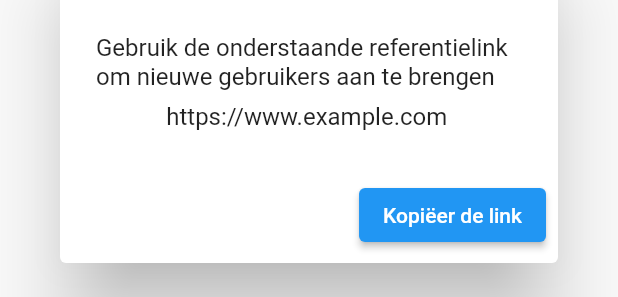
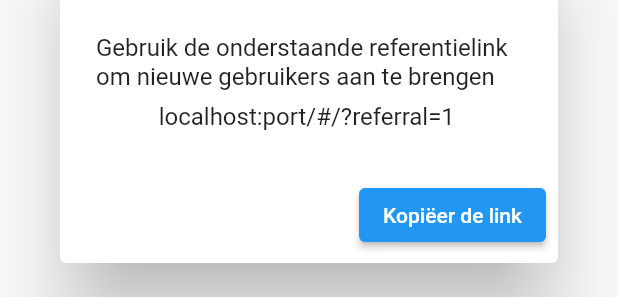
Before and after one commit to CZ-connect/CZ-Connect, a Flutter app: the ReferralLinkShareDialog widget shown alone on an empty page, opened directly, on a phone screen of 412 x 824 dp. Shown: the part 520-817 px from the top of the screen. Run offline on Flutter 3.47's test engine with Material 2 defaults, Android fonts, the phone set to English and light mode, and no system bars; our stand-ins replace email_validator, go_router; network calls fail.

```diff
--- a/cz_app/lib/widget/app/referral_per_user/views/menu.dart
+++ b/cz_app/lib/widget/app/referral_per_user/views/menu.dart
@@ -1,4 +1,5 @@
 import 'package:flutter/material.dart';
+import 'package:go_router/go_router.dart';
 
 class Menu extends StatelessWidget {
   const Menu({super.key});
@@ -13,7 +14,7 @@ class Menu extends StatelessWidget {
               foregroundColor: MaterialStateProperty.all<Color>(Colors.blue),
             ),
             onPressed: () {
-              Navigator.pushNamed(context, '/loading');
+              context.go('/loading');
             },
             child: const Text('Referrals overzicht'),
           )
--- a/cz_app/lib/widget/app/referral_per_user/views/referralLinkShareDialog.dart
+++ b/cz_app/lib/widget/app/referral_per_user/views/referralLinkShareDialog.dart
@@ -1,9 +1,10 @@
 import 'package:flutter/material.dart';
 import 'package:flutter/services.dart';
+import 'package:go_router/go_router.dart';
 
 class ReferralLinkShareDialog extends StatelessWidget {
   const ReferralLinkShareDialog({Key? key}) : super(key: key);
-  final String link = "https://www.example.com";
+  final String link = "localhost:port/#/?referral=1";
 
   @override
   Widget build(BuildContext context) {
@@ -13,8 +14,8 @@ class ReferralLinkShareDialog extends StatelessWidget {
         mainAxisSize: MainAxisSize.min,
         crossAxisAlignment: CrossAxisAlignment.start,
         children: <Widget>[
-          Text('Gebruik de onderstaande referentielink om nieuwe gebruikers aan te brengen'),
-          SizedBox(height: 8),
+          const Text('Gebruik de onderstaande referentielink om nieuwe gebruikers aan te brengen'),
+          const SizedBox(height: 8),
           Center(child:SelectableText(link)),
         ],
       ),
@@ -30,7 +31,7 @@ class ReferralLinkShareDialog extends StatelessWidget {
                 duration: Duration(seconds: 1),
               ),
             );
-            Navigator.of(context).pop();
+            context.pop();
           }
         ),
       ],
```
Also changed, not shown: cz_app/lib/widget/app/referral_per_user/views/ReferralLinkShareButton.dart (added, +23 -0 lines), cz_app/lib/widget/app/referral_per_user/views/error.dart (+3 -6 lines), cz_app/lib/widget/app/referral_per_user/views/loading.dart (+1 -7 lines), cz_app/lib/widget/app/referral_per_user/views/referralOverview.dart (+5 -16 lines), 1 other file.
